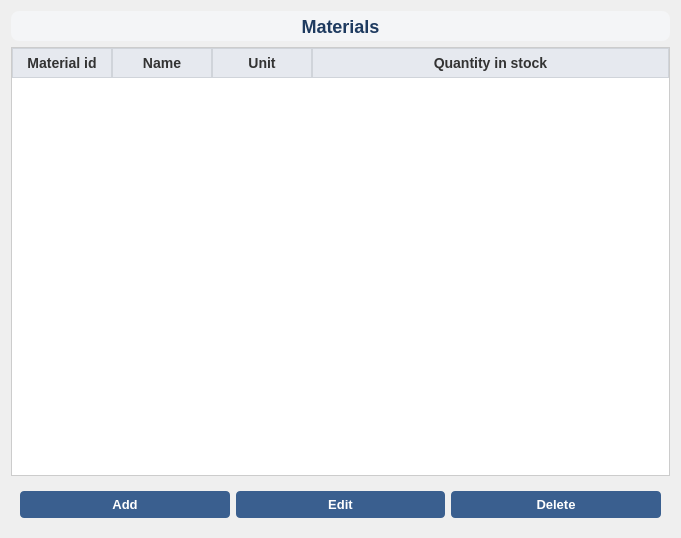
Old version of the form ui/MaterialView.ui in the repository MagdaOleksandrTeam/ProductionPlanner.
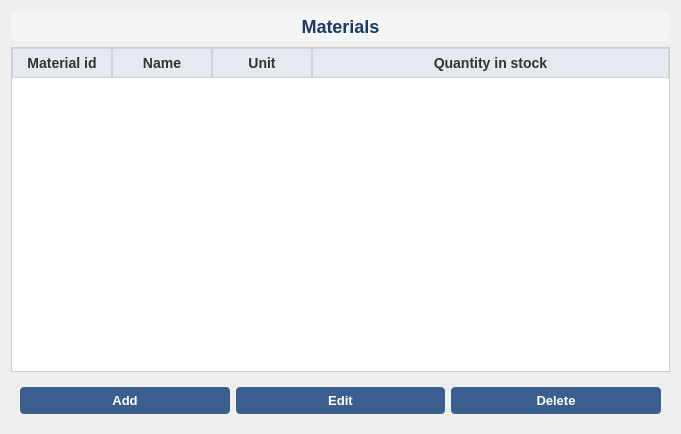
New version of the form.

```diff
--- a/ui/MaterialView.ui
+++ b/ui/MaterialView.ui
@@ -7,7 +7,7 @@
     <x>0</x>
     <y>0</y>
     <width>677</width>
-    <height>538</height>
+    <height>434</height>
    </rect>
   </property>
   <property name="windowTitle">
```
Left out of the diff: 36 changed lines with no effect on the pictures.
